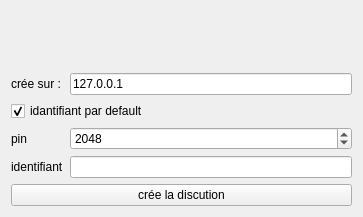
Qt form launcher/startserveur.ui (UnelDev/tchat-v5.2) before a commit.
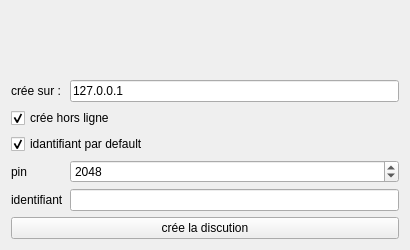
The same form after that commit. Icons and pictures are not drawn.

The edit to the form file:
```diff
--- a/launcher/startserveur.ui
+++ b/launcher/startserveur.ui
@@ -6,8 +6,8 @@
    <rect>
     <x>0</x>
     <y>0</y>
-    <width>363</width>
-    <height>217</height>
+    <width>410</width>
+    <height>250</height>
    </rect>
   </property>
   <property name="windowTitle">
@@ -18,7 +18,7 @@
     <normaloff>:/images/Anantasite.png</normaloff>:/images/Anantasite.png</iconset>
   </property>
   <layout class="QGridLayout" name="gridLayout">
-   <item row="3" column="1">
+   <item row="4" column="1">
     <widget class="QSpinBox" name="port">
      <property name="minimum">
       <number>1024</number>
@@ -31,33 +31,6 @@
      </property>
     </widget>
    </item>
-   <item row="4" column="1">
-    <widget class="QLineEdit" name="username"/>
-   </item>
-   <item row="1" column="1">
-    <widget class="QLineEdit" name="ip">
-     <property name="text">
-      <string>127.0.0.1</string>
-     </property>
-     <property name="readOnly">
-      <bool>true</bool>
-     </property>
-    </widget>
-   </item>
-   <item row="4" column="0">
-    <widget class="QLabel" name="labelUsername">
-     <property name="text">
-      <string>identifiant</string>
-     </property>
-    </widget>
-   </item>
-   <item row="5" column="0" colspan="2">
-    <widget class="QPushButton" name="pushButton">
-     <property name="text">
-      <string>crée la discution</string>
-     </property>
-    </widget>
-   </item>
    <item row="1" column="0">
     <widget class="QLabel" name="label">
      <property name="text">
@@ -65,23 +38,6 @@
      </property>
     </widget>
    </item>
-   <item row="3" column="0">
-    <widget class="QLabel" name="label_idantufiant">
-     <property name="text">
-      <string>pin</string>
-     </property>
-    </widget>
-   </item>
-   <item row="2" column="0" colspan="2">
-    <widget class="QCheckBox" name="checkBox">
-     <property name="text">
-      <string>idantifiant par default</string>
-     </property>
-     <property name="checked">
-      <bool>true</bool>
-     </property>
-    </widget>
-   </item>
    <item row="0" column="0" colspan="2">
     <widget class="QLabel" name="erorLabel">
      <property name="text">
@@ -93,6 +49,64 @@
      </property>
     </widget>
    </item>
+   <item row="5" column="0">
+    <widget class="QLabel" name="labelUsername">
+     <property name="text">
+      <string>identifiant</string>
+     </property>
+    </widget>
+   </item>
+   <item row="1" column="1">
+    <widget class="QLineEdit" name="ip">
+     <property name="text">
+      <string>127.0.0.1</string>
+     </property>
+     <property name="readOnly">
+      <bool>true</bool>
+     </property>
+    </widget>
+   </item>
+   <item row="3" column="0" colspan="2">
+    <widget class="QCheckBox" name="checkBox">
+     <property name="text">
+      <string>idantifiant par default</string>
+     </property>
+     <property name="checked">
+      <bool>true</bool>
+     </property>
+    </widget>
+   </item>
+   <item row="4" column="0">
+    <widget class="QLabel" name="label_idantufiant">
+     <property name="text">
+      <string>pin</string>
+     </property>
+    </widget>
+   </item>
+   <item row="6" column="0" colspan="2">
+    <widget class="QPushButton" name="pushButton">
+     <property name="text">
+      <string>crée la discution</string>
+     </property>
+    </widget>
+   </item>
+   <item row="5" column="1">
+    <widget class="QLineEdit" name="username"/>
+   </item>
+   <item row="2" column="0" colspan="2">
+    <widget class="QCheckBox" name="out">
+     <property name="text">
+      <string>crée hors ligne</string>
+     </property>
+     <property name="icon">
+      <iconset resource="resource.qrc">
+       <normaloff>:/images/admin.png</normaloff>:/images/admin.png</iconset>
+     </property>
+     <property name="checked">
+      <bool>true</bool>
+     </property>
+    </widget>
+   </item>
   </layout>
  </widget>
  <resources>
```
